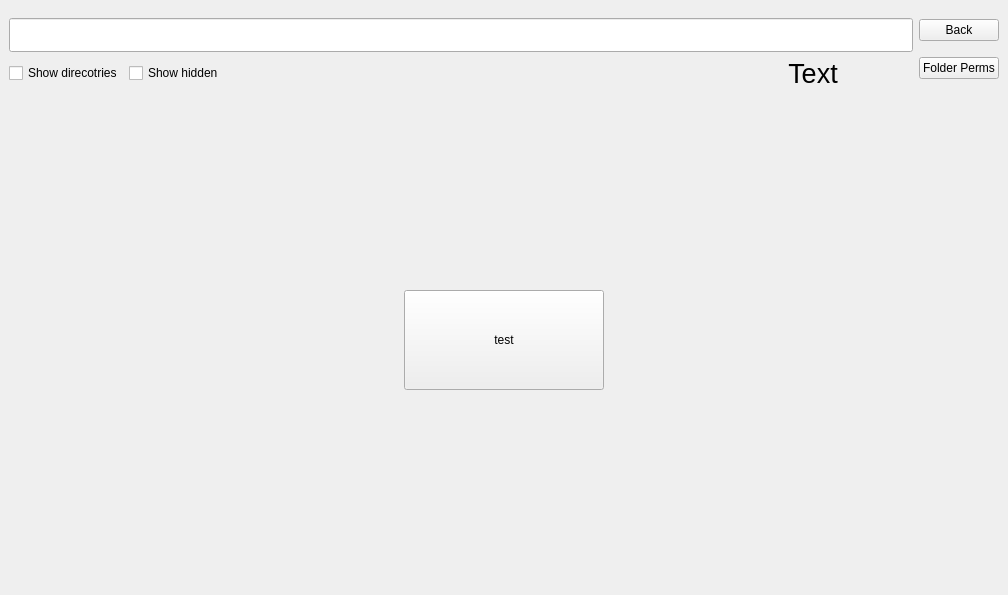
This is qtui.ui in codaloc/PermissionManager as Qt 5 draws it before an edit. The edited form follows.
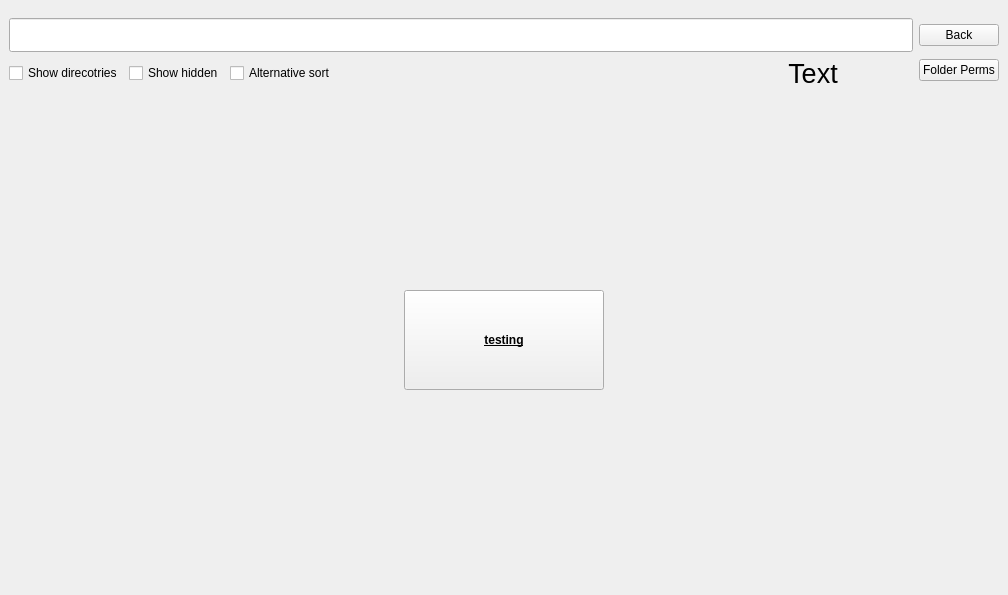
This is the edited form.

Commit message: added back, alt sort, folders visual, and shortcut

```diff
--- a/qtui.ui
+++ b/qtui.ui
@@ -63,6 +63,16 @@
             </property>
            </widget>
           </item>
+          <item>
+           <widget class="QCheckBox" name="altsort_checkbox">
+            <property name="text">
+             <string>Alternative sort</string>
+            </property>
+            <property name="tristate">
+             <bool>true</bool>
+            </property>
+           </widget>
+          </item>
           <item>
            <spacer name="horizontalSpacer">
             <property name="orientation">
@@ -112,6 +122,9 @@
         <property name="leftMargin">
          <number>0</number>
         </property>
+        <property name="topMargin">
+         <number>8</number>
+        </property>
         <property name="rightMargin">
          <number>0</number>
         </property>
@@ -197,8 +210,38 @@
                  <height>100</height>
                 </size>
                </property>
+               <property name="font">
+                <font>
+                 <weight>75</weight>
+                 <italic>false</italic>
+                 <bold>true</bold>
+                 <underline>true</underline>
+                 <kerning>true</kerning>
+                </font>
+               </property>
+               <property name="cursor">
+                <cursorShape>ArrowCursor</cursorShape>
+               </property>
+               <property name="mouseTracking">
+                <bool>false</bool>
+               </property>
+               <property name="autoFillBackground">
+                <bool>false</bool>
+               </property>
                <property name="text">
-                <string>test</string>
+                <string>testing</string>
+               </property>
+               <property name="checkable">
+                <bool>false</bool>
+               </property>
+               <property name="autoDefault">
+                <bool>false</bool>
+               </property>
+               <property name="default">
+                <bool>false</bool>
+               </property>
+               <property name="flat">
+                <bool>false</bool>
                </property>
               </widget>
              </item>
```
Left out of the diff: 2 changed lines with no effect on the pictures. The commit also changes 3 other files.
